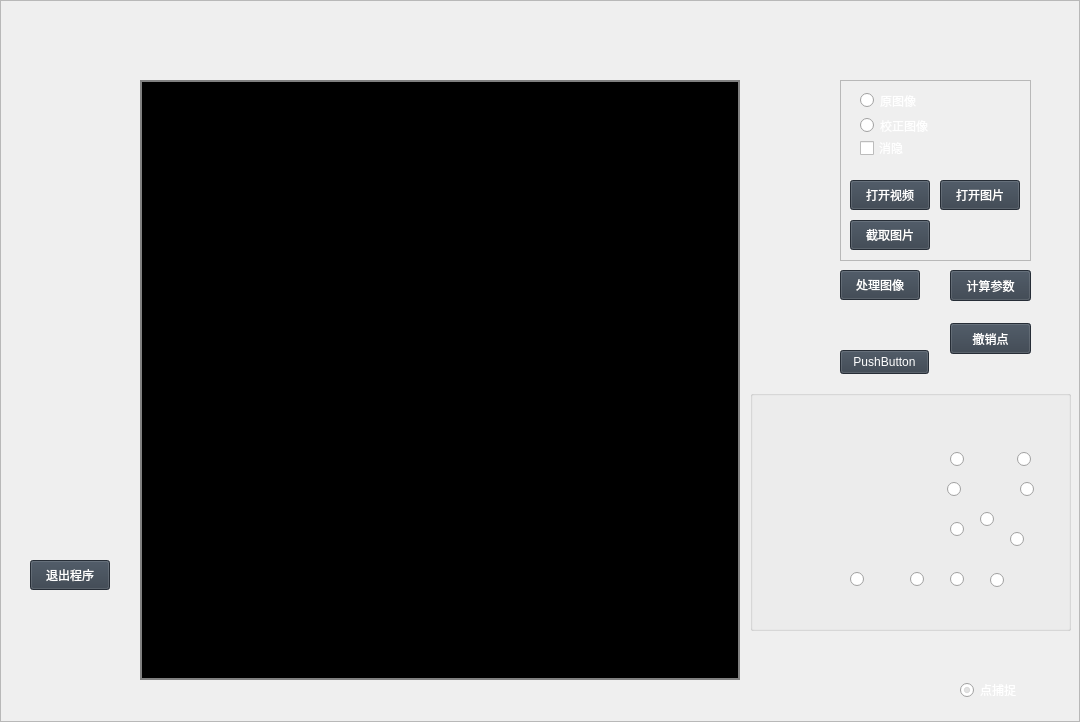
Qt form captureVideo/capturevideowidget.ui (yb993161947/SCR) before a commit.
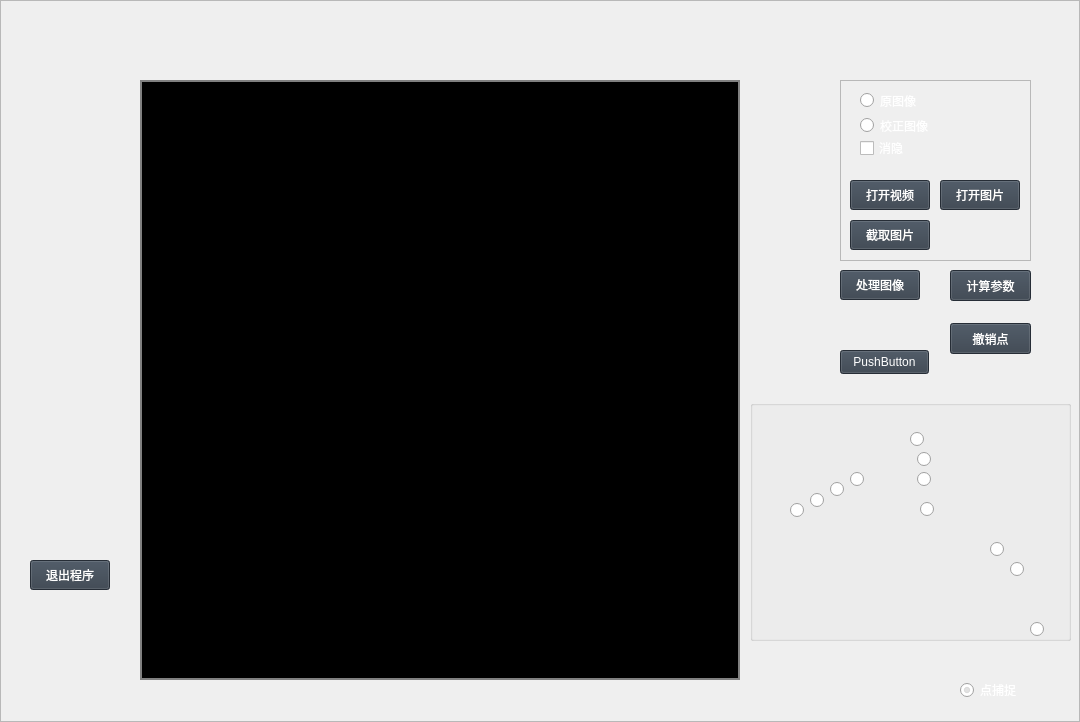
The same form after that commit. Icons and pictures are not drawn. Custom widgets are drawn as their Qt base class.

Diff of the .ui file:
```diff
--- a/captureVideo/capturevideowidget.ui
+++ b/captureVideo/capturevideowidget.ui
@@ -122,7 +122,7 @@
       <property name="geometry">
        <rect>
         <x>750</x>
-        <y>390</y>
+        <y>400</y>
         <width>321</width>
         <height>241</height>
        </rect>
@@ -136,8 +136,8 @@
       <widget class="QRadioButton" name="radioButton_9">
        <property name="geometry">
         <rect>
-         <x>230</x>
-         <y>120</y>
+         <x>240</x>
+         <y>140</y>
          <width>41</width>
          <height>19</height>
         </rect>
@@ -149,8 +149,8 @@
       <widget class="QRadioButton" name="radioButton_1">
        <property name="geometry">
         <rect>
-         <x>200</x>
-         <y>60</y>
+         <x>170</x>
+         <y>100</y>
          <width>41</width>
          <height>19</height>
         </rect>
@@ -162,8 +162,8 @@
       <widget class="QRadioButton" name="radioButton_2">
        <property name="geometry">
         <rect>
-         <x>240</x>
-         <y>60</y>
+         <x>140</x>
+         <y>70</y>
          <width>41</width>
          <height>19</height>
         </rect>
@@ -178,8 +178,8 @@
       <widget class="QRadioButton" name="radioButton_3">
        <property name="geometry">
         <rect>
-         <x>170</x>
-         <y>90</y>
+         <x>140</x>
+         <y>50</y>
          <width>41</width>
          <height>19</height>
         </rect>
@@ -194,21 +194,21 @@
       <widget class="QRadioButton" name="radioButton_4">
        <property name="geometry">
         <rect>
-         <x>200</x>
-         <y>130</y>
-         <width>41</width>
-         <height>19</height>
-        </rect>
-       </property>
-       <property name="text">
-        <string/>
-       </property>
-      </widget>
-      <widget class="QRadioButton" name="radioButton_5">
-       <property name="geometry">
-        <rect>
          <x>160</x>
-         <y>180</y>
+         <y>30</y>
+         <width>41</width>
+         <height>19</height>
+        </rect>
+       </property>
+       <property name="text">
+        <string/>
+       </property>
+      </widget>
+      <widget class="QRadioButton" name="radioButton_5">
+       <property name="geometry">
+        <rect>
+         <x>100</x>
+         <y>70</y>
          <width>41</width>
          <height>19</height>
         </rect>
@@ -220,8 +220,8 @@
       <widget class="QRadioButton" name="radioButton_6">
        <property name="geometry">
         <rect>
-         <x>200</x>
-         <y>180</y>
+         <x>80</x>
+         <y>80</y>
          <width>41</width>
          <height>19</height>
         </rect>
@@ -233,8 +233,8 @@
       <widget class="QRadioButton" name="radioButton_7">
        <property name="geometry">
         <rect>
-         <x>240</x>
-         <y>180</y>
+         <x>60</x>
+         <y>90</y>
          <width>41</width>
          <height>20</height>
         </rect>
@@ -249,10 +249,10 @@
       <widget class="QRadioButton" name="radioButton_8">
        <property name="geometry">
         <rect>
-         <x>260</x>
-         <y>140</y>
-         <width>41</width>
-         <height>19</height>
+         <x>40</x>
+         <y>100</y>
+         <width>21</width>
+         <height>20</height>
         </rect>
        </property>
        <property name="layoutDirection">
@@ -265,8 +265,8 @@
       <widget class="QRadioButton" name="radioButton_10">
        <property name="geometry">
         <rect>
-         <x>270</x>
-         <y>90</y>
+         <x>260</x>
+         <y>160</y>
          <width>41</width>
          <height>19</height>
         </rect>
@@ -278,8 +278,8 @@
       <widget class="QRadioButton" name="radioButton_11">
        <property name="geometry">
         <rect>
-         <x>100</x>
-         <y>180</y>
+         <x>280</x>
+         <y>220</y>
          <width>41</width>
          <height>19</height>
         </rect>
```
Left out of the diff: 2 changed lines with no effect on the pictures.
